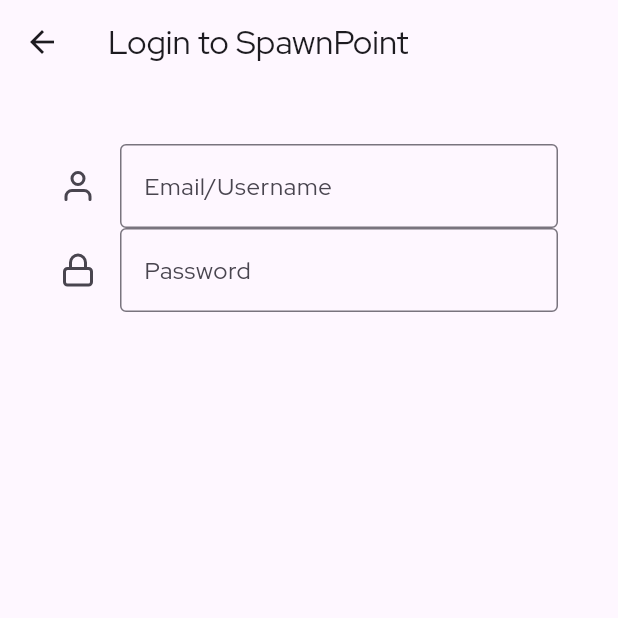
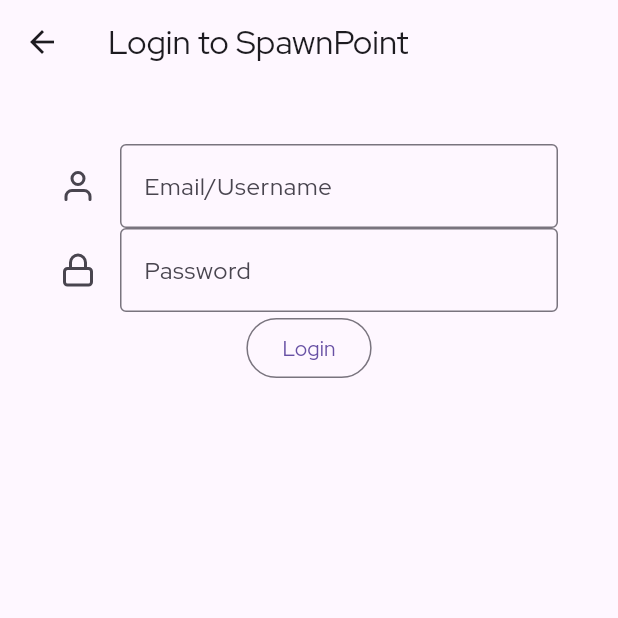
Before and after one commit to spawnpointapp/spawnpoint-mobile, a Flutter app: the screen it shows after launch, after a tap on "Login", on a phone screen of 412 x 824 dp, the top half of it. Run offline on Flutter 3.47's test engine with Material 2 defaults, Android fonts, the light colour scheme and no system bars; our stand-ins replace adaptive_theme, flutter_feather_icons.

Commit message:
minor changes

```diff
--- a/lib/accscreens/loginscreen.dart
+++ b/lib/accscreens/loginscreen.dart
@@ -7,6 +7,7 @@
   runApp(const loginscreen());
 }
 
+// ignore: camel_case_types
 class loginscreen extends StatelessWidget {
   const loginscreen({super.key});
 
@@ -26,9 +27,6 @@
           brightness: Brightness.dark,
           primarySwatch: Colors.purple,
           primaryColor: Colors.white,
-          textTheme: TextTheme(
-
-          )
         ),
         initial: AdaptiveThemeMode.system,
         builder: ((light, dark) => MaterialApp(
@@ -64,6 +62,12 @@
                               border: OutlineInputBorder(),
                               labelText: "Password"),
                         ),
+                        OutlinedButton(
+                            onPressed: () {
+                              // ignore: avoid_print
+                              print("Hello world");
+                            },
+                            child: const Text("Login"))
                       ],
                     )),
                   )),
--- /dev/null
+++ b/lib/homepage.dart
@@ -0,0 +1 @@
+import 'package:flutter/material.dart';
--- a/lib/main.dart
+++ b/lib/main.dart
@@ -4,7 +4,7 @@
 import 'package:adaptive_theme/adaptive_theme.dart';
 
 void main() {
-  runApp(app());
+  runApp(const app());
 }
 
 class app extends StatelessWidget {
@@ -17,14 +17,14 @@
           useMaterial3: true,
           brightness: Brightness.light,
           primarySwatch: Colors.purple,
-          primaryColor: Color.fromARGB(255, 233, 30, 182),
+          primaryColor: const Color.fromARGB(255, 233, 30, 182),
         ),
         dark: ThemeData(
           fontFamily: 'RedHatDisplay',
           useMaterial3: true,
           brightness: Brightness.dark,
           primarySwatch: Colors.purple,
-          primaryColor: Color.fromARGB(255, 233, 30, 182),
+          primaryColor: const Color.fromARGB(255, 233, 30, 182),
         ),
         initial: AdaptiveThemeMode.system,
         builder: ((light, dark) => MaterialApp(
@@ -39,31 +39,22 @@
   }
 }
 
-class mainlayout extends StatefulWidget {
+class mainlayout extends StatelessWidget {
   const mainlayout({super.key});
 
-  @override
-  State<mainlayout> createState() => _mainlayoutState();
-}
-
-class _mainlayoutState extends State<mainlayout> {
   @override
   Widget build(BuildContext context) {
     return Center(
       child: Padding(
         padding: const EdgeInsets.all(16.0),
         child: Column(
+          mainAxisAlignment: MainAxisAlignment.spaceBetween,
           children: [
-
             Padding(
                 padding: const EdgeInsets.all(8.0),
                 child: Column(
                   children: [
                     ElevatedButton(
-                    child: const Text(
-                      "Create an account",
-                      style: TextStyle(color: Colors.white, fontWeight: FontWeight.bold),
-                    ),
                       onPressed: () {
                         Navigator.push(
                           context,
@@ -72,27 +63,33 @@
                         );
                       },
                       style: ElevatedButton.styleFrom(
-                      backgroundColor: Color.fromARGB(255, 233, 30, 182)
+                          backgroundColor:
+                              const Color.fromARGB(255, 233, 30, 182)),
+                      child: const Text(
+                        "Create an account",
+                        style: TextStyle(
+                            color: Colors.white, fontWeight: FontWeight.bold),
                       ),
                     ),
                     ElevatedButton(
-                    child: const Text("Login", style: TextStyle(color: Colors.white, fontWeight: FontWeight.bold),),
                       onPressed: () {
                         Navigator.push(
                           context,
-                        MaterialPageRoute(builder: (context) => const loginscreen()),
+                          MaterialPageRoute(
+                              builder: (context) => const loginscreen()),
                         );
                       },
                       style: ElevatedButton.styleFrom(
-                      backgroundColor: Color.fromARGB(255, 233, 30, 182)
+                          backgroundColor:
+                              const Color.fromARGB(255, 233, 30, 182)),
+                      child: const Text(
+                        "Login",
+                        style: TextStyle(
+                            color: Colors.white, fontWeight: FontWeight.bold),
                       ),
-
-
                     )
                   ],
-              )
-            ),
-
+                )),
           ],
         ),
       ),
```
Lines whose indentation alone changed are shown as unchanged.
